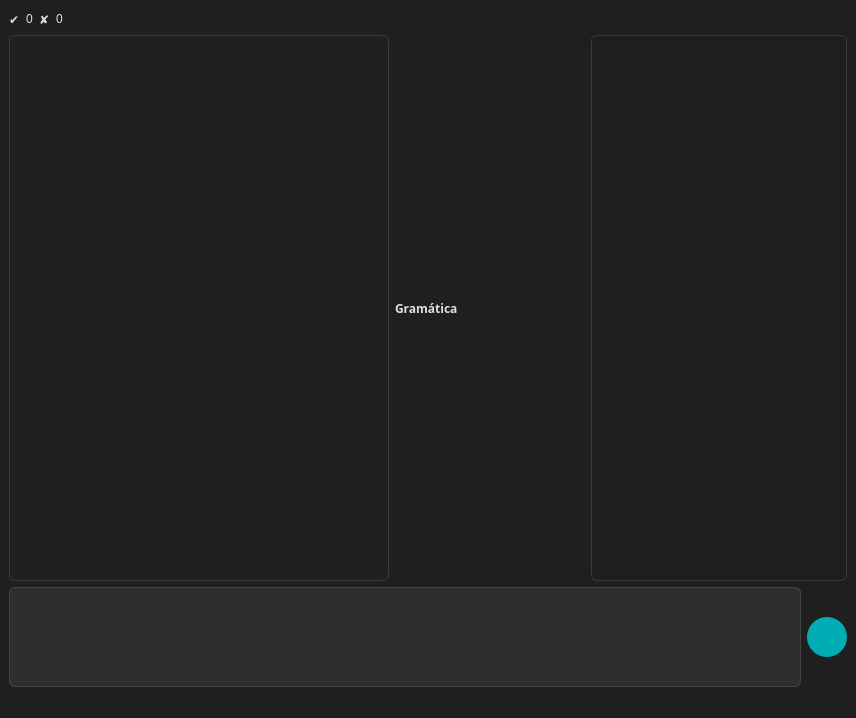
Before: the Qt Designer form slrtutorwindow.ui in jose-rZM/SyntaxTutor, drawn with Qt 5.
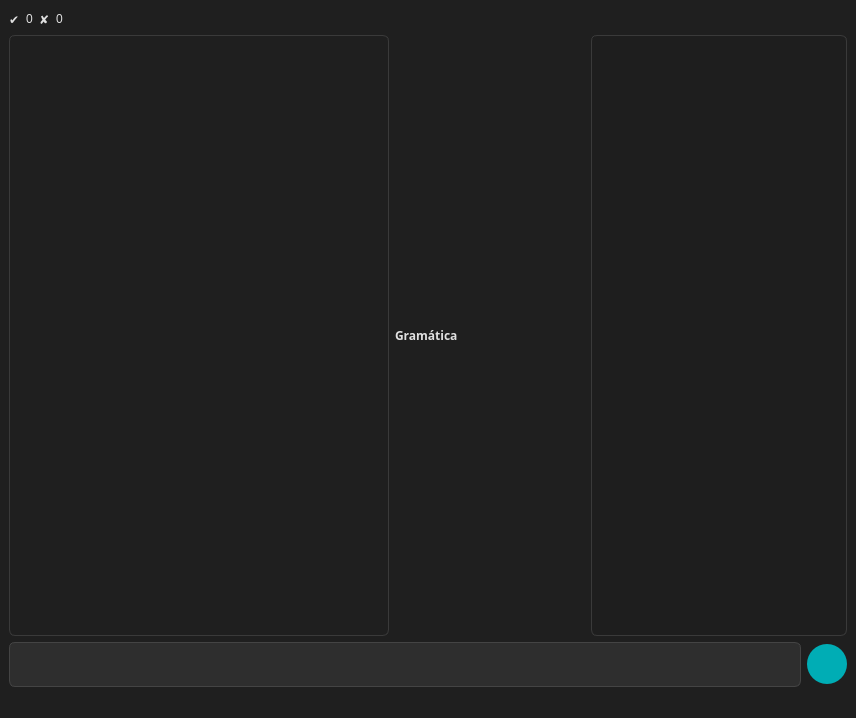
After: the same form once the commit is applied. Icons and pictures are not drawn.

Diff of the .ui file:
```diff
--- a/slrtutorwindow.ui
+++ b/slrtutorwindow.ui
@@ -193,7 +193,7 @@
       <item>
        <widget class="QTextEdit" name="userResponse">
         <property name="sizePolicy">
-         <sizepolicy hsizetype="Preferred" vsizetype="MinimumExpanding">
+         <sizepolicy hsizetype="Preferred" vsizetype="Fixed">
           <horstretch>0</horstretch>
           <verstretch>0</verstretch>
          </sizepolicy>
@@ -201,7 +201,7 @@
         <property name="minimumSize">
          <size>
           <width>0</width>
-          <height>0</height>
+          <height>45</height>
          </size>
         </property>
         <property name="maximumSize">
```
